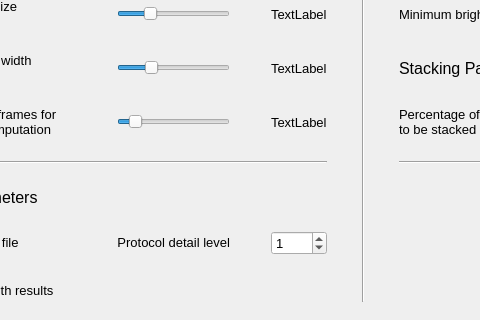
The window that Source/parameter_configuration.ui (Rolf-Hempel/PlanetarySystemStacker) describes before a commit, drawn with Qt 5; both pictures show x 126 to 606 and y 210 to 530 of the 900 by 530 pixel window.
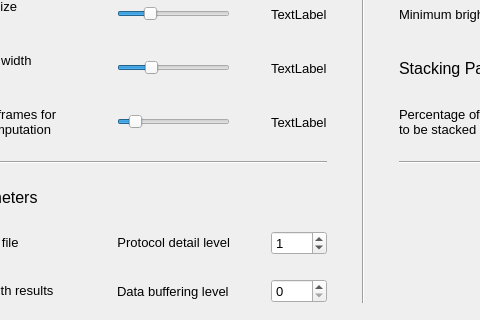
The same window after the commit.

Commit message: Buffering added to frames module

The edit to the form file:
```diff
--- a/Source/parameter_configuration.ui
+++ b/Source/parameter_configuration.ui
@@ -669,6 +669,23 @@
      </property>
     </widget>
    </item>
+   <item row="10" column="2">
+    <widget class="QLabel" name="gpbl_label_parameter">
+     <property name="toolTip">
+      <string>Level of data buffering, 0 for no buffering, 4 for buffering all frames and intermediate results.</string>
+     </property>
+     <property name="text">
+      <string>Data buffering level</string>
+     </property>
+    </widget>
+   </item>
+   <item row="10" column="4">
+    <widget class="QSpinBox" name="gpbl_spinBox">
+     <property name="maximum">
+      <number>4</number>
+     </property>
+    </widget>
+   </item>
   </layout>
  </widget>
  <resources/>
```
The commit also changes 6 other files.
